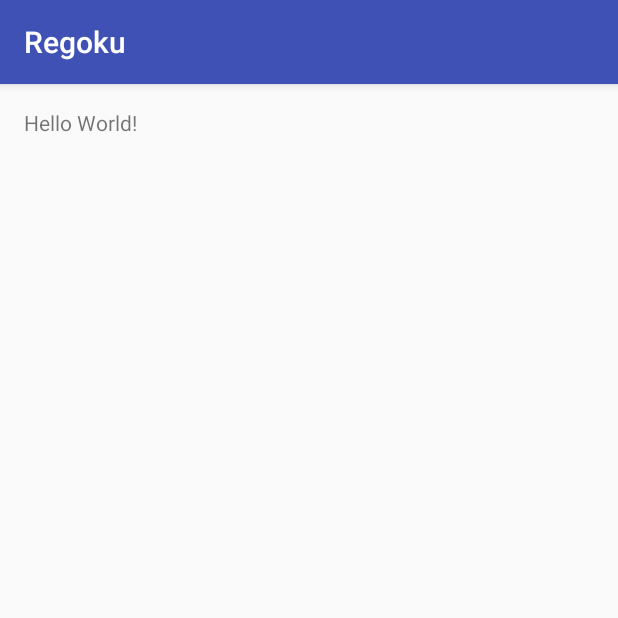
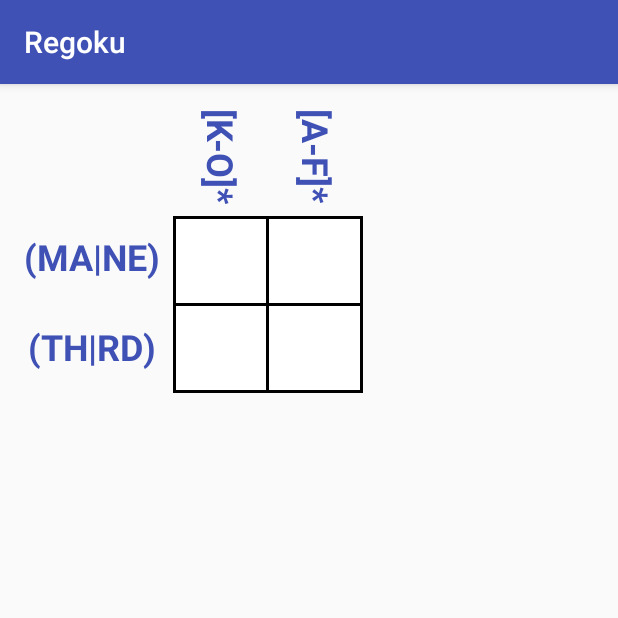
Before and after one commit to estcla/regoku, an Android app: the screen it shows after launch (GameActivity), on a phone screen of 412 x 824 dp, the top half of it. Run offline under Robolectric (Android 15) with nearby library versions, the phone set to English and light mode, and no system bars.

Commit message:
Add puzzle strings, styling, TableLayout for game

```diff
--- a/app/src/main/AndroidManifest.xml
+++ b/app/src/main/AndroidManifest.xml
@@ -1,14 +1,14 @@
 <?xml version="1.0" encoding="utf-8"?>
 <manifest xmlns:android="http://schemas.android.com/apk/res/android"
-    package="la.estc.regoku">
+    package="la.estc.regoku" >
 
     <application
         android:allowBackup="true"
         android:icon="@mipmap/ic_launcher"
         android:label="@string/app_name"
         android:supportsRtl="true"
-        android:theme="@style/AppTheme">
-        <activity android:name=".GameActivity">
+        android:theme="@style/AppTheme" >
+        <activity android:name=".GameActivity" >
             <intent-filter>
                 <action android:name="android.intent.action.MAIN" />
 
--- /dev/null
+++ b/app/src/main/res/drawable/game_border.xml
@@ -0,0 +1,11 @@
+<?xml version="1.0" encoding="utf-8"?>
+<shape xmlns:android="http://schemas.android.com/apk/res/android"
+    android:shape="rectangle">
+
+    <stroke
+        android:width="2dp"
+        android:color="#000000" />
+
+    <solid android:color="#FFFFFF" />
+
+</shape>
--- a/app/src/main/res/layout/activity_game.xml
+++ b/app/src/main/res/layout/activity_game.xml
@@ -1,16 +1,64 @@
 <?xml version="1.0" encoding="utf-8"?>
-<RelativeLayout xmlns:android="http://schemas.android.com/apk/res/android"
+<LinearLayout
+    xmlns:android="http://schemas.android.com/apk/res/android"
     xmlns:tools="http://schemas.android.com/tools"
     android:layout_width="match_parent"
     android:layout_height="match_parent"
-    android:paddingBottom="@dimen/activity_vertical_margin"
     android:paddingLeft="@dimen/activity_horizontal_margin"
     android:paddingRight="@dimen/activity_horizontal_margin"
     android:paddingTop="@dimen/activity_vertical_margin"
+    android:paddingBottom="@dimen/activity_vertical_margin"
     tools:context="la.estc.regoku.GameActivity">
 
-    <TextView
+    <TableLayout
         android:layout_width="wrap_content"
-        android:layout_height="wrap_content"
-        android:text="Hello World!" />
-</RelativeLayout>
+        android:layout_height="wrap_content">
+
+        <TableRow>
+            <TextView
+                style="@style/pattern_style_down"/>
+
+            <TextView
+                style="@style/pattern_style_down"
+                android:text="@string/pattern_down_a"/>
+            <TextView
+                style="@style/pattern_style_down"
+                android:text="@string/pattern_down_b"/>
+        </TableRow>
+
+        <TableRow>
+            <TextView
+                style="@style/pattern_style_across"
+                android:text="@string/pattern_across_a"/>
+
+            <EditText
+                style="@style/game_style_cell_block"
+                />
+
+
+            <EditText
+                style="@style/game_style_cell_block"
+                android:layout_marginLeft="-2dp"
+                />
+        </TableRow>
+
+        <TableRow>
+            <TextView
+                style="@style/pattern_style_across"
+                android:text="@string/pattern_across_b"/>
+
+            <EditText
+                style="@style/game_style_cell_block"
+                android:layout_marginTop="-2dp"
+                />
+
+            <EditText
+                style="@style/game_style_cell_block"
+                android:layout_marginTop="-2dp"
+                android:layout_marginLeft="-2dp"
+                />
+
+        </TableRow>
+
+    </TableLayout>
+</LinearLayout>
--- /dev/null
+++ b/app/src/main/res/values/patterns.xml
@@ -0,0 +1,7 @@
+<resources>
+    <!--Hand in Hand Puzzle-->
+    <string name="pattern_across_a">(MA|NE)</string>
+    <string name="pattern_across_b">(TH|RD)</string>
+    <string name="pattern_down_a">[K-O]*</string>
+    <string name="pattern_down_b">[A-F]*</string>
+</resources>
--- /dev/null
+++ b/app/src/main/res/values/puzzle_styles.xml
@@ -0,0 +1,34 @@
+<resources>
+
+    <style name="pattern_style_font">
+        <item name="android:textSize">24sp</item>
+        <item name="android:textColor">@color/colorPrimary</item>
+        <item name="android:typeface">sans</item>
+        <item name="android:textStyle">bold</item>
+    </style>
+
+    <style name="pattern_style_across" parent="pattern_style_font">
+        <item name="android:layout_width">wrap_content</item>
+        <item name="android:layout_height">wrap_content</item>
+        <item name="android:gravity">center</item>
+        <item name="android:layout_marginRight">8dp</item>
+    </style>
+
+    <style name="pattern_style_down" parent="pattern_style_font">
+        <item name="android:layout_width">wrap_content</item>
+        <item name="android:layout_height">64dp</item>
+        <item name="android:gravity">center</item>
+        <item name="android:rotation">90</item>
+        <item name="android:layout_marginBottom">8dp</item>
+    </style>
+
+    <style name="game_style_cell_block">
+        <item name="android:layout_width">60dp</item>
+        <item name="android:layout_height">60dp</item>
+        <item name="android:gravity">center</item>
+        <item name="android:maxLength">1</item>
+        <item name="android:background">@drawable/game_border</item>
+        <item name="android:inputType">textNoSuggestions</item>
+    </style>
+
+</resources>
```
